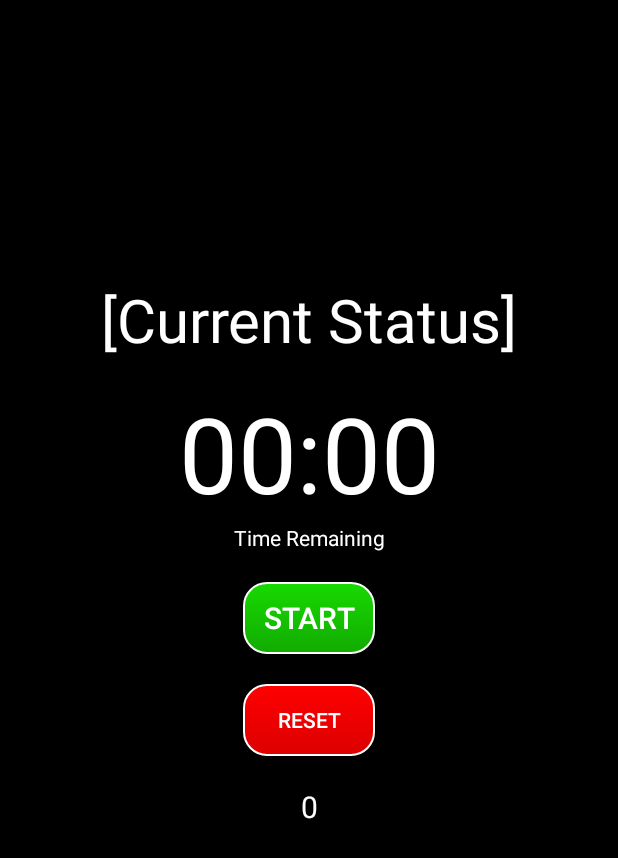
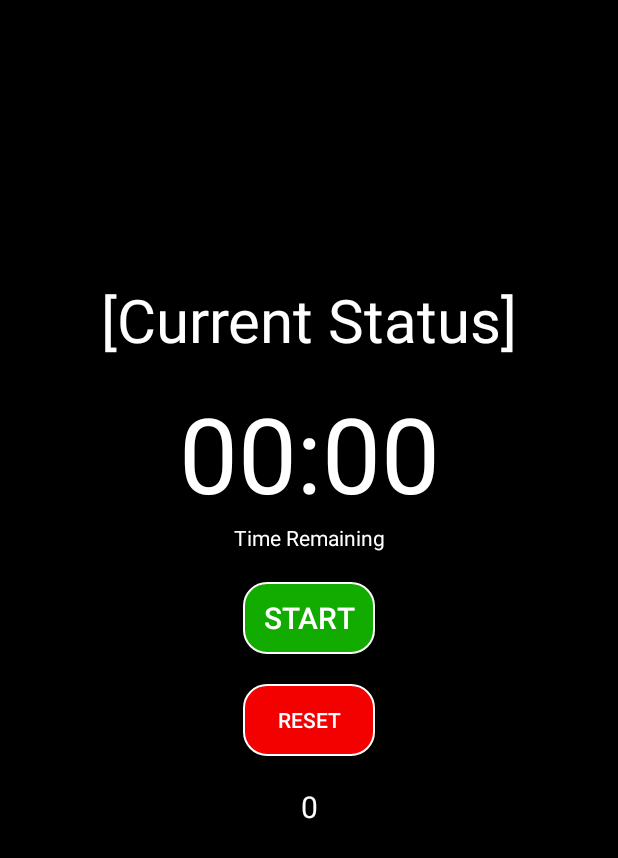
Before and after one commit to shuaybk/SirBoxalot, an Android app: the layout activity_main.xml on its own in the app's theme, with its tools: preview values and no code run, on a phone screen of 412 x 824 dp. Shown: the top 858 px of the screen. Run offline under Robolectric (Android 15) with nearby library versions, the phone set to English and light mode, and no system bars.

Commit message:
Add polish

```diff
--- a/app/src/main/res/drawable/green_button_default.xml
+++ b/app/src/main/res/drawable/green_button_default.xml
@@ -2,10 +2,9 @@
 <shape xmlns:android="http://schemas.android.com/apk/res/android"
     android:shape="rectangle" >
 
-    <gradient
+    <solid
         android:angle="90"
-        android:startColor="@color/greenDark"
-        android:endColor="@color/greenBright" />
+        android:color="@color/greenDark" />
 
     <padding
         android:bottom="10dp"
--- a/app/src/main/res/drawable/green_button_pressed.xml
+++ b/app/src/main/res/drawable/green_button_pressed.xml
@@ -2,10 +2,9 @@
 <shape xmlns:android="http://schemas.android.com/apk/res/android"
     android:shape="rectangle" >
 
-    <gradient
+    <solid
         android:angle="90"
-        android:startColor="#15C300"
-        android:endColor="#19EA00" />
+        android:color="@color/greenBright" />
 
     <padding
         android:bottom="10dp"
--- a/app/src/main/res/drawable/plain_button_default.xml
+++ b/app/src/main/res/drawable/plain_button_default.xml
@@ -2,10 +2,9 @@
 <shape xmlns:android="http://schemas.android.com/apk/res/android"
     android:shape="rectangle" >
 
-    <gradient
+    <solid
         android:angle="90"
-        android:startColor="#888888"
-        android:endColor="#B3B3B3" />
+        android:color="#A6A6A6" />
 
     <padding
         android:bottom="10dp"
--- a/app/src/main/res/drawable/plain_button_pressed.xml
+++ b/app/src/main/res/drawable/plain_button_pressed.xml
@@ -2,10 +2,9 @@
 <shape xmlns:android="http://schemas.android.com/apk/res/android"
     android:shape="rectangle" >
 
-    <gradient
+    <solid
         android:angle="90"
-        android:startColor="#ACACAC"
-        android:endColor="#D6D6D6" />
+        android:color="#CFCFCF" />
 
     <padding
         android:bottom="10dp"
--- a/app/src/main/res/drawable/red_button_default.xml
+++ b/app/src/main/res/drawable/red_button_default.xml
@@ -2,10 +2,9 @@
 <shape xmlns:android="http://schemas.android.com/apk/res/android"
     android:shape="rectangle" >
 
-    <gradient
+    <solid
         android:angle="90"
-        android:startColor="#DC0000"
-        android:endColor="#FF0000" />
+        android:color="#F30000" />
 
     <padding
         android:bottom="10dp"
--- a/app/src/main/res/drawable/red_button_pressed.xml
+++ b/app/src/main/res/drawable/red_button_pressed.xml
@@ -2,10 +2,9 @@
 <shape xmlns:android="http://schemas.android.com/apk/res/android"
     android:shape="rectangle" >
 
-    <gradient
+    <solid
         android:angle="90"
-        android:startColor="#FF0000"
-        android:endColor="#FF7272" />
+        android:color="#FF7272" />
 
     <padding
         android:bottom="10dp"
```
Also changed, not shown: app/src/main/java/com/shuayb/capstone/android/sirboxalot/TimerService.kt (+11 -9 lines), app/src/main/res/values/strings.xml (+4 -3 lines).
